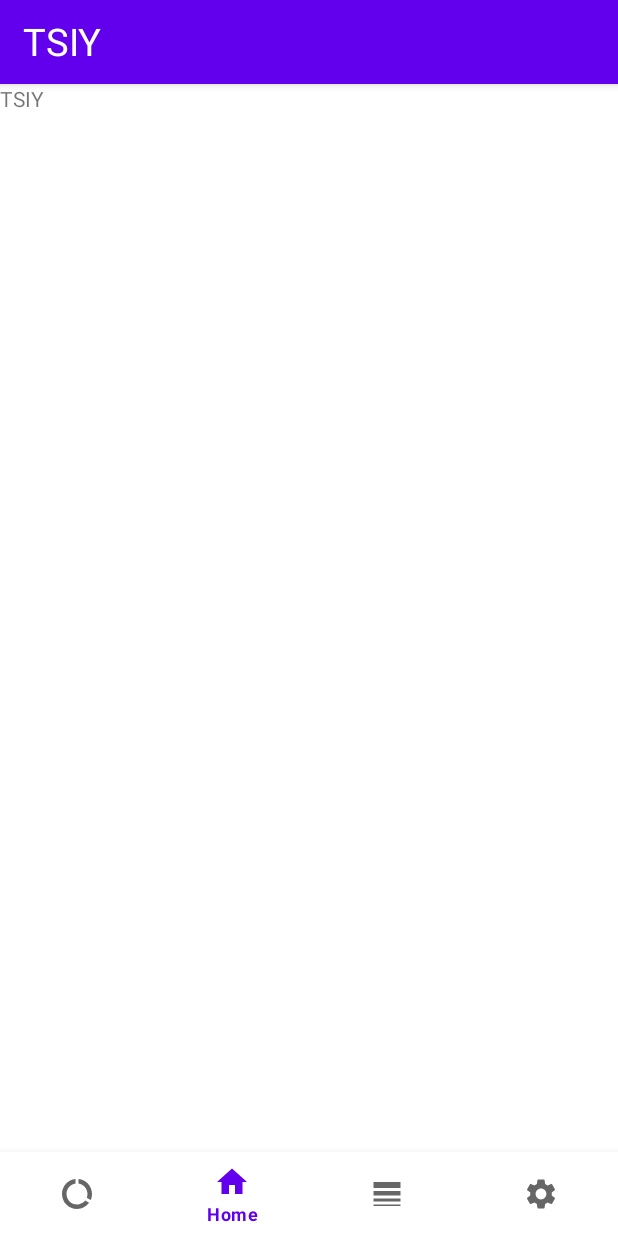
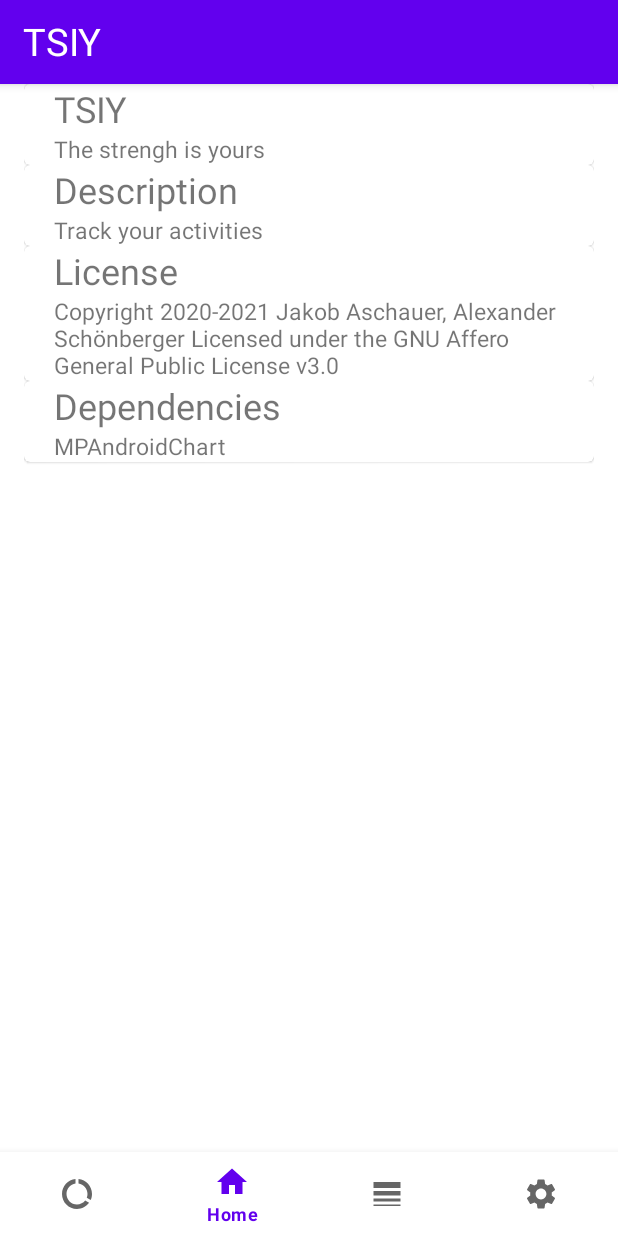
Before and after one commit to aschi2403/TSIY, an Android app: the Legal_NoticeFragment screen opened through its navigation route, on a phone screen of 412 x 824 dp. Run offline under Robolectric (Android 15) with nearby library versions, the phone set to English and light mode, and no system bars; our stand-ins replace Room's generated code, navigation-ui.

Commit message:
first reasonable version of legal_notice

```diff
--- a/Android/app/src/main/res/layout/fragment_legal__notice.xml
+++ b/Android/app/src/main/res/layout/fragment_legal__notice.xml
@@ -1,5 +1,6 @@
 <?xml version="1.0" encoding="utf-8"?>
 <FrameLayout xmlns:android="http://schemas.android.com/apk/res/android"
+    xmlns:app="http://schemas.android.com/apk/res-auto"
     xmlns:tools="http://schemas.android.com/tools"
     android:layout_width="match_parent"
     android:layout_height="match_parent"
@@ -9,46 +10,99 @@
     <LinearLayout
         android:layout_width="match_parent"
         android:layout_height="match_parent"
-        android:orientation="horizontal">
+        android:paddingLeft="16dp"
+        android:paddingRight="16dp"
+        android:orientation="vertical">
 
-        <TextView
+        <com.google.android.material.card.MaterialCardView
             android:layout_width="match_parent"
-            android:layout_height="match_parent"
-            android:text="TSIY" />
+            android:layout_height="wrap_content">
+            <LinearLayout
+                android:layout_width="match_parent"
+                android:layout_height="wrap_content"
+                android:orientation="vertical">
+                <TextView
+                    android:layout_width="wrap_content"
+                    android:layout_height="wrap_content"
+                    android:layout_marginStart="20dp"
+                    android:textSize="24sp"
+                    android:text="TSIY"/>
+                <TextView
+                    android:layout_width="wrap_content"
+                    android:layout_height="wrap_content"
+                    android:layout_marginStart="20dp"
+                    android:textSize="15sp"
+                    android:text="The strengh is yours"/>
+            </LinearLayout>
+        </com.google.android.material.card.MaterialCardView>
 
-        <TextView
+        <com.google.android.material.card.MaterialCardView
             android:layout_width="match_parent"
-            android:layout_height="wrap_content"
-            android:text="The strengh is yours" />
+            android:layout_height="wrap_content">
+            <LinearLayout
+                android:layout_width="match_parent"
+                android:layout_height="wrap_content"
+                android:orientation="vertical">
+                <TextView
+                    android:layout_width="wrap_content"
+                    android:layout_height="wrap_content"
+                    android:layout_marginStart="20dp"
+                    android:textSize="24sp"
+                    android:text="@string/description"/>
+                <TextView
+                    android:layout_width="wrap_content"
+                    android:layout_height="wrap_content"
+                    android:layout_marginStart="20dp"
+                    android:textSize="15sp"
+                    android:text="@string/description_content"/>
+            </LinearLayout>
+        </com.google.android.material.card.MaterialCardView>
 
-        <TextView
+        <com.google.android.material.card.MaterialCardView
             android:layout_width="match_parent"
-            android:layout_height="wrap_content"
-            android:text="@string/table_of_contents" />
+            android:layout_height="wrap_content">
+            <LinearLayout
+                android:layout_width="match_parent"
+                android:layout_height="wrap_content"
+                android:orientation="vertical">
+                <TextView
+                    android:layout_width="wrap_content"
+                    android:layout_height="wrap_content"
+                    android:layout_marginStart="20dp"
+                    android:textSize="24sp"
+                    android:text="@string/license"/>
 
-        <TextView
+                <TextView
+                    android:layout_width="wrap_content"
+                    android:layout_height="wrap_content"
+                    android:layout_marginStart="20dp"
+                    android:textSize="15sp"
+                    android:text="@string/license_content"/>
+            </LinearLayout>
+        </com.google.android.material.card.MaterialCardView>
+
+        <com.google.android.material.card.MaterialCardView
             android:layout_width="match_parent"
-            android:layout_height="wrap_content"
-            android:text="@string/description" />
+            android:layout_height="wrap_content">
+            <LinearLayout
+                android:layout_width="match_parent"
+                android:layout_height="wrap_content"
+                android:orientation="vertical">
+                <TextView
+                    android:layout_width="wrap_content"
+                    android:layout_height="wrap_content"
+                    android:layout_marginStart="20dp"
+                    android:textSize="24sp"
+                    android:text="@string/dependencies"/>
 
-        <TextView
-            android:layout_width="match_parent"
-            android:layout_height="wrap_content"
-            android:text="@string/license" />
+                <TextView
+                    android:layout_width="wrap_content"
+                    android:layout_height="wrap_content"
+                    android:layout_marginStart="20dp"
+                    android:textSize="15sp"
+                    android:text="@string/dependencies_content"/>
+            </LinearLayout>
+        </com.google.android.material.card.MaterialCardView>
 
-        <TextView
-            android:layout_width="match_parent"
-            android:layout_height="wrap_content"
-            android:text="@string/license_content" />
-
-        <TextView
-            android:layout_width="match_parent"
-            android:layout_height="wrap_content"
-            android:text="@string/dependencies" />
-
-        <TextView
-            android:layout_width="match_parent"
-            android:layout_height="wrap_content"
-            android:text="@string/dependencies_content" />
     </LinearLayout>
 </FrameLayout>
--- a/Android/app/src/main/res/values/strings.xml
+++ b/Android/app/src/main/res/values/strings.xml
@@ -56,4 +56,5 @@
     <string name="license_content">Copyright 2020-2021 Jakob Aschauer, Alexander Schönberger Licensed under the GNU Affero General Public License v3.0</string>
     <string name="dependencies">Dependencies</string>
     <string name="dependencies_content">MPAndroidChart</string>
+    <string name="description_content">Track your activities</string>
 </resources>
```
